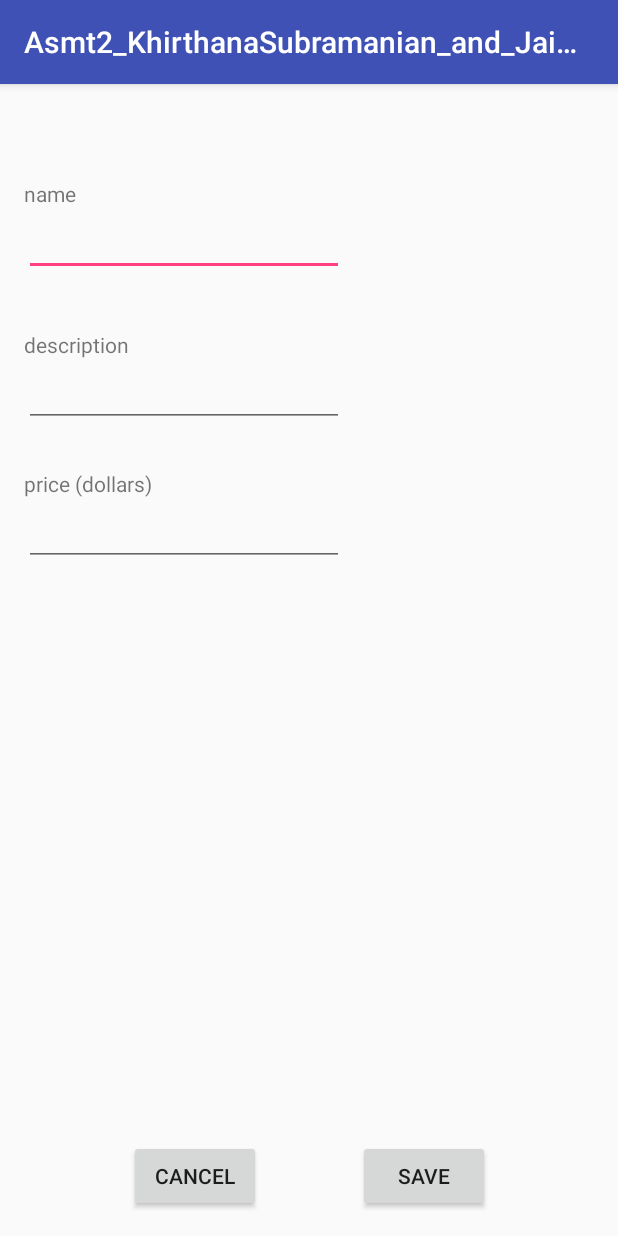
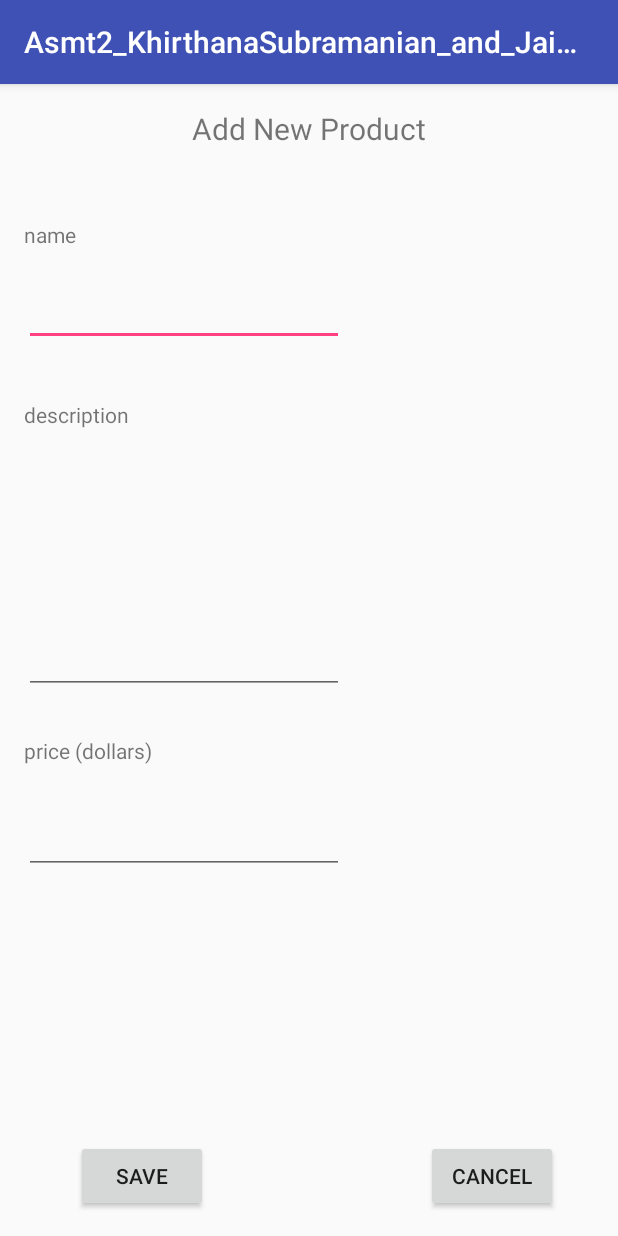
Before and after one commit to khirthana/MobileDevices, an Android app: the AddProductActivity screen opened directly, with no data from a screen before it, on a phone screen of 412 x 824 dp. Run offline under Robolectric (Android 15) with nearby library versions, the phone set to English and light mode, and no system bars.

Commit message:
merged files

```diff
--- a/Asmt2_KhirthanaSubramanian_and_Jaina_Patel/app/src/main/java/com/example/a100453865/asmt2_khirthanasubramanian_and_jaina_patel/AddProductActivity.java
+++ b/Asmt2_KhirthanaSubramanian_and_Jaina_Patel/app/src/main/java/com/example/a100453865/asmt2_khirthanasubramanian_and_jaina_patel/AddProductActivity.java
@@ -1,4 +1,4 @@
-/*
+ /*
  *When “Save” is clicked, call function on database helper to insert new product using values from the text fields,
  * clear the text fields,
  * then stop the activity (returning to BrowseProductsActivity)
@@ -6,14 +6,49 @@
 
 package com.example.a100453865.asmt2_khirthanasubramanian_and_jaina_patel;
 
+
 import android.support.v7.app.AppCompatActivity;
 import android.os.Bundle;
+import android.view.View;
+import android.widget.Button;
+import android.widget.EditText;
+import android.widget.Toast;
 
 public class AddProductActivity extends AppCompatActivity {
+
+    ProductDBHelper dtbs;
+    EditText eName, eDesc, ePrice;
+    Button btnAdd;
+
 
     @Override
     protected void onCreate(Bundle savedInstanceState) {
         super.onCreate(savedInstanceState);
         setContentView(R.layout.add_product_activity);
+        dtbs = new ProductDBHelper(this);
+
+        eName = (EditText) findViewById(R.id.editName);
+        eDesc = (EditText) findViewById(R.id.editDesc);
+        ePrice = (EditText) findViewById(R.id.editPrice);
+        btnAdd = (Button) findViewById(R.id.button);
+
+        AddData();
     }
+
+    public void AddData () {
+        btnAdd.setOnClickListener(
+                new View.OnClickListener(){
+                    public void onClick(View v) {
+                        boolean isAdded = dtbs.addData(eName.getText().toString(), eDesc.getText().toString(), ePrice.getText().toString());
+
+                        if (isAdded == true)
+                            Toast.makeText(AddProductActivity.this, "Data Added", Toast.LENGTH_LONG).show();
+                        else
+                            Toast.makeText(AddProductActivity.this, "Data not added", Toast.LENGTH_LONG).show();
+
+                    }
+                }
+        );
+    }
+
 }
--- a/Asmt2_KhirthanaSubramanian_and_Jaina_Patel/app/src/main/res/layout/add_product_activity.xml
+++ b/Asmt2_KhirthanaSubramanian_and_Jaina_Patel/app/src/main/res/layout/add_product_activity.xml
@@ -10,48 +10,23 @@
     android:paddingTop="@dimen/activity_vertical_margin"
     tools:context="com.example.a100453865.asmt2_khirthanasubramanian_and_jaina_patel.AddProductActivity">
 
+    <TextView
+        android:text="@string/add_product"
+        android:layout_width="wrap_content"
+        android:layout_height="wrap_content"
+        android:layout_alignParentTop="true"
+        android:layout_centerHorizontal="true"
+        android:textSize="20sp"
+        android:id="@+id/textView" />
 
     <TextView
         android:text="@string/name"
         android:layout_width="wrap_content"
         android:layout_height="wrap_content"
+        android:layout_below="@+id/textView"
         android:layout_alignParentStart="true"
         android:layout_marginTop="47dp"
         android:id="@+id/textView2" />
-    <TextView
-        android:text="@string/description"
-        android:layout_width="wrap_content"
-        android:layout_height="wrap_content"
-        android:layout_below="@+id/edit_name"
-        android:layout_alignParentStart="true"
-        android:layout_marginTop="36dp"
-        android:id="@+id/textView3" />
-    <TextView
-        android:text="@string/price_dollars"
-        android:layout_width="wrap_content"
-        android:layout_height="wrap_content"
-        android:layout_below="@+id/edit_description"
-        android:layout_alignParentStart="true"
-        android:layout_marginTop="28dp"
-        android:id="@+id/textView4" />
-
-
-    <Button
-        android:text="@string/save"
-        android:layout_width="wrap_content"
-        android:layout_height="wrap_content"
-        android:id="@+id/button_save"
-        android:layout_alignParentBottom="true"
-        android:layout_alignParentEnd="true"
-        android:layout_marginEnd="69dp" />
-
-    <Button
-        android:text="@string/cancel"
-        android:layout_width="wrap_content"
-        android:layout_height="wrap_content"
-        android:id="@+id/button_cancel"
-        android:layout_alignParentBottom="true"
-        android:layout_toEndOf="@+id/textView3" />
 
     <EditText
         android:layout_width="wrap_content"
@@ -59,9 +34,19 @@
         android:inputType="textPersonName"
         android:text=""
         android:ems="10"
-        android:id="@+id/edit_name"
         android:layout_below="@+id/textView2"
-        android:layout_alignParentStart="true" />
+        android:layout_alignParentStart="true"
+        android:layout_marginTop="19dp"
+        android:id="@+id/editName" />
+
+    <TextView
+        android:text="@string/description"
+        android:layout_width="wrap_content"
+        android:layout_height="wrap_content"
+        android:layout_below="@+id/editName"
+        android:layout_alignParentStart="true"
+        android:layout_marginTop="36dp"
+        android:id="@+id/textView3" />
 
     <EditText
         android:layout_width="wrap_content"
@@ -69,9 +54,18 @@
         android:inputType="textPersonName"
         android:text=""
         android:ems="10"
-        android:id="@+id/edit_description"
-        android:layout_below="@+id/textView3"
-        android:layout_alignParentStart="true" />
+        android:layout_centerVertical="true"
+        android:layout_alignParentStart="true"
+        android:id="@+id/editDesc" />
+
+    <TextView
+        android:text="@string/price_dollars"
+        android:layout_width="wrap_content"
+        android:layout_height="wrap_content"
+        android:layout_below="@+id/editDesc"
+        android:layout_alignParentStart="true"
+        android:layout_marginTop="28dp"
+        android:id="@+id/textView4" />
 
     <EditText
         android:layout_width="wrap_content"
@@ -79,7 +73,24 @@
         android:inputType="textPersonName"
         android:text=""
         android:ems="10"
-        android:id="@+id/edit_price"
         android:layout_below="@+id/textView4"
-        android:layout_alignParentStart="true" />
+        android:layout_alignEnd="@+id/editDesc"
+        android:layout_marginTop="27dp"
+        android:id="@+id/editPrice" />
+
+    <Button
+        android:text="@string/cancel"
+        android:layout_width="wrap_content"
+        android:layout_height="wrap_content"
+        android:layout_alignTop="@+id/button"
+        android:layout_toEndOf="@+id/textView"
+        android:id="@+id/button2" />
+
+    <Button
+        android:text="@string/save"
+        android:layout_width="wrap_content"
+        android:layout_height="wrap_content"
+        android:id="@+id/button"
+        android:layout_alignParentBottom="true"
+        android:layout_toEndOf="@+id/textView2" />
 </RelativeLayout>
```
